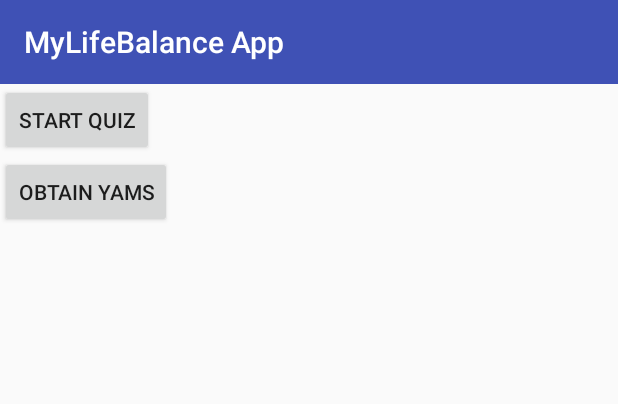
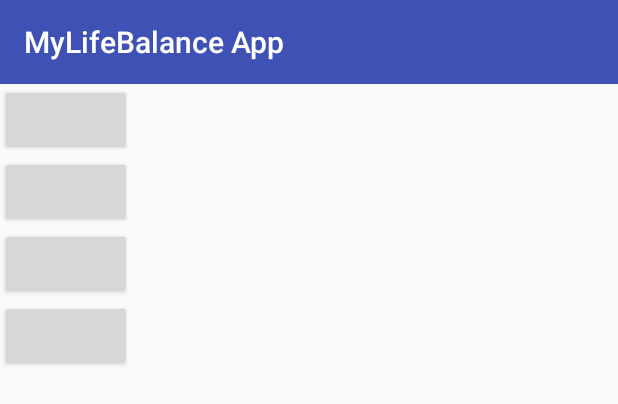
Before and after one commit to jagoly/YamsMLB, an Android app: the layout activity_choose_quiz.xml on its own in the app's theme, with its tools: preview values and no code run, on a phone screen of 412 x 824 dp. Shown: the top 404 px of the screen. Run offline under Robolectric (Android 15) with nearby library versions, the phone set to English and light mode, and no system bars.

Commit message:
renamed some classes, added support for choosing a quiz

```diff
--- a/app/src/main/AndroidManifest.xml
+++ b/app/src/main/AndroidManifest.xml
@@ -10,7 +10,7 @@
         android:label="MyLifeBalance App"
         android:theme="@style/AppTheme">
 
-        <activity android:name=".Splashscreen"
+        <activity android:name=".SplashActivity"
             android:label="@string/app_name">
             <intent-filter>
                 <action android:name="android.intent.action.MAIN" />
@@ -20,7 +20,7 @@
         </activity>
 
         <activity
-            android:name="net.yams.mlbquiz.MainActivity"
+            android:name="net.yams.mlbquiz.ChooseQuizActivity"
             android:theme="@style/AppTheme.NoActionBar">
 
             <intent-filter>
--- a/app/src/main/java/net/yams/mlbquiz/QuestionPagerAdapter.java
+++ b/app/src/main/java/net/yams/mlbquiz/QuestionPagerAdapter.java
@@ -5,7 +5,6 @@ import android.database.sqlite.SQLiteDatabase;
 import android.support.v4.app.Fragment;
 import android.support.v4.app.FragmentManager;
 import android.support.v4.app.FragmentPagerAdapter;
-import android.util.Log;
 import java.util.ArrayList;
 
 /// FragmentPagerAdapter that returns a fragment corresponding to one of the questions.
@@ -34,7 +33,6 @@ public class QuestionPagerAdapter extends FragmentPagerAdapter
         db.close();
     }
 
-
     @Override
     public Fragment getItem(int position)
     {
@@ -42,11 +40,9 @@ public class QuestionPagerAdapter extends FragmentPagerAdapter
         SQLiteDatabase db = mDatabaseHelper.getReadableDatabase();
         Cursor cursor = db.rawQuery(query, null);
 
-        // todo: assert count is 1
+        // todo: error handling
         cursor.moveToNext();
         return QuestionFragment.newInstance(position, cursor.getString(0), mAnswers);
-
-        //return QuestionFragment.newInstance(position, "error", new String[] {"error"});
     }
 
     @Override
--- a/app/src/main/res/layout/activity_main.xml
+++ b/app/src/main/res/layout/activity_choose_quiz.xml
@@ -9,7 +9,7 @@
     android:layout_height="match_parent"
     android:orientation="vertical"
 
-    tools:context="net.yams.mlbquiz.MainActivity">
+    tools:context="net.yams.mlbquiz.ChooseQuizActivity">
 
     <Toolbar
         android:id="@+id/main_toolbar"
@@ -21,21 +21,35 @@
         android:title="MyLifeBalance App" />
 
     <Button
-        android:id="@+id/main_button_quiz"
+        android:id="@+id/main_button_quiz_a"
         android:layout_width="wrap_content"
         android:layout_height="wrap_content"
         android:layout_centerHorizontal="true"
         android:layout_centerVertical="true"
-        android:onClick="doStartQuiz"
-        android:text="Start Quiz" />
+        android:onClick="doStartQuizA" />
 
     <Button
-        android:id="@+id/delicious_yammy_button"
+        android:id="@+id/main_button_quiz_b"
         android:layout_width="wrap_content"
         android:layout_height="wrap_content"
         android:layout_centerHorizontal="true"
         android:layout_centerVertical="true"
-        android:onClick="doStartQuiz"
-        android:text="Obtain Yams" />
+        android:onClick="doStartQuizB" />
+
+    <Button
+        android:id="@+id/main_button_quiz_c"
+        android:layout_width="wrap_content"
+        android:layout_height="wrap_content"
+        android:layout_centerHorizontal="true"
+        android:layout_centerVertical="true"
+        android:onClick="doStartQuizC" />
+
+    <Button
+        android:id="@+id/main_button_quiz_d"
+        android:layout_width="wrap_content"
+        android:layout_height="wrap_content"
+        android:layout_centerHorizontal="true"
+        android:layout_centerVertical="true"
+        android:onClick="doStartQuizD" />
 
 </LinearLayout>
```
Also changed, not shown: app/src/main/java/net/yams/mlbquiz/ChooseQuizActivity.java (added, +90 -0 lines), app/src/main/java/net/yams/mlbquiz/MainActivity.java (deleted, +0 -47 lines), app/src/main/java/net/yams/mlbquiz/QuizActivity.java (+5 -3 lines), app/src/main/java/net/yams/mlbquiz/SplashActivity.java (added, +64 -0 lines), app/src/main/java/net/yams/mlbquiz/Splashscreen.java (deleted, +0 -71 lines), app/src/main/res/layout/activity_splash.xml (renamed from app/src/main/res/layout/activity_splashscreen.xml).
